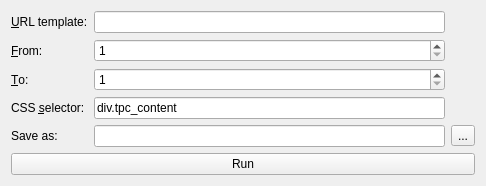
First picture: the form in ty/tywidget.ui, repository karoyqiu/ty, before the edit.
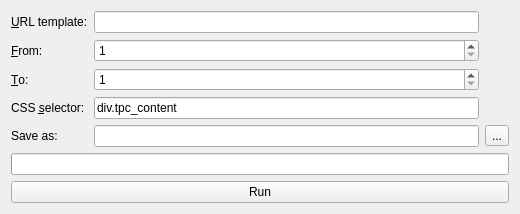
Second picture: the form after the edit.

```diff
--- a/ty/tywidget.ui
+++ b/ty/tywidget.ui
@@ -6,8 +6,8 @@
    <rect>
     <x>0</x>
     <y>0</y>
-    <width>486</width>
-    <height>173</height>
+    <width>520</width>
+    <height>199</height>
    </rect>
   </property>
   <layout class="QVBoxLayout" name="verticalLayout">
@@ -105,6 +105,9 @@
      </item>
     </layout>
    </item>
+   <item>
+    <widget class="QProgressBar" name="progressBar"/>
+   </item>
    <item>
     <widget class="QPushButton" name="buttonRun">
      <property name="text">
```
